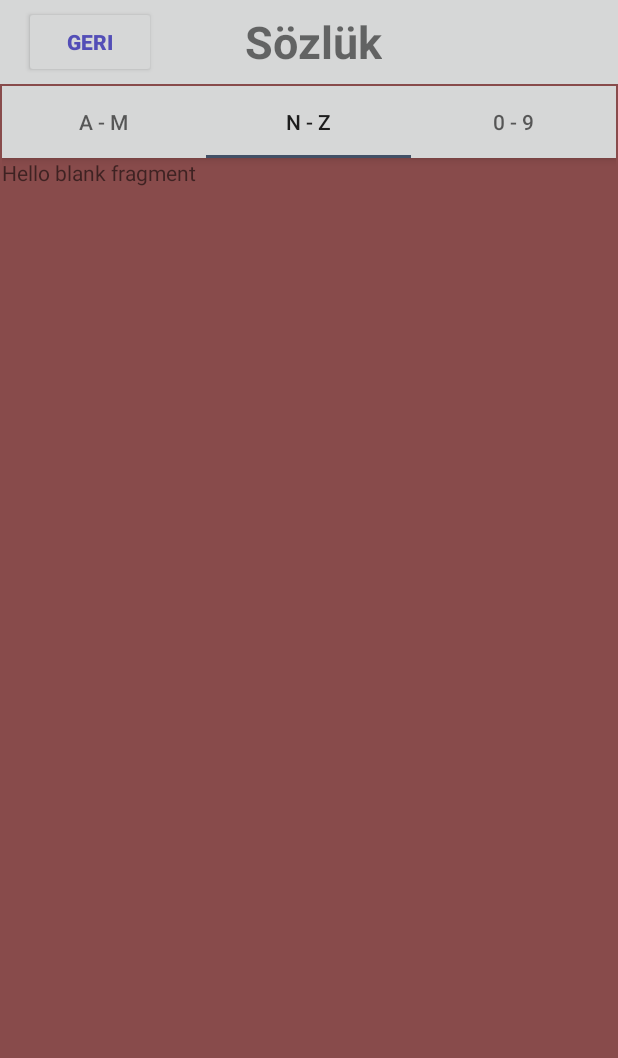
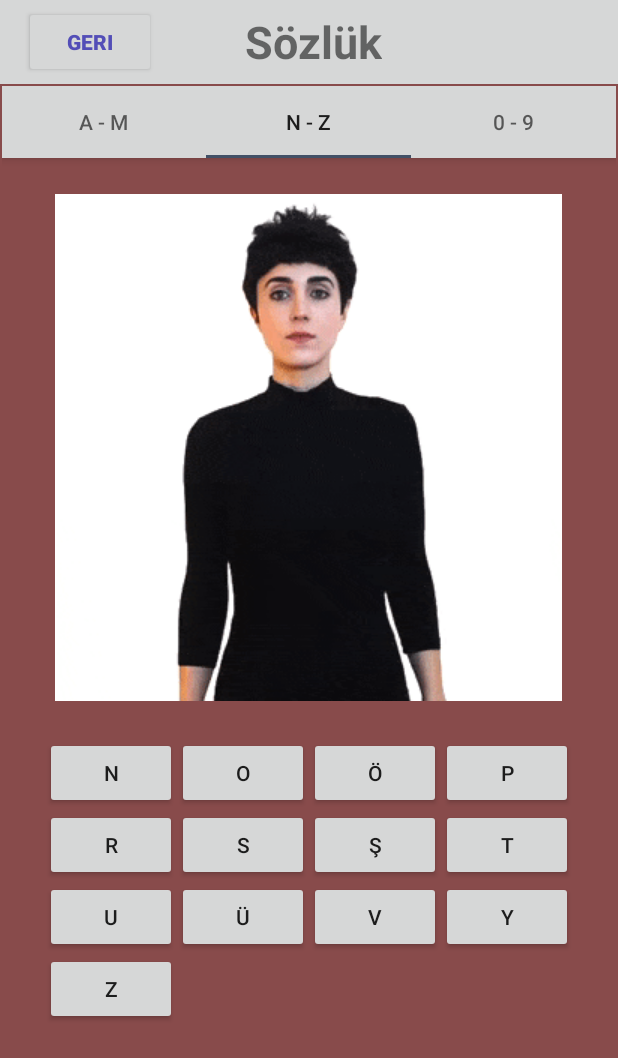
Before and after one commit to BatuhanGunes/signLanguageConverter-Android, an Android app: the Tab1 screen opened directly, with no data from a screen before it, tab 2 chosen, on a phone screen of 412 x 824 dp. Shown: the top 1058 px of the screen. Run offline under Robolectric (Android 15) with nearby library versions, the phone set to English and light mode, and no system bars.

Commit message:
Change tab2 fragment desing

```diff
--- a/android/app/src/main/res/layout/fragment_tab2.xml
+++ b/android/app/src/main/res/layout/fragment_tab2.xml
@@ -1,14 +1,137 @@
 <?xml version="1.0" encoding="utf-8"?>
 <FrameLayout xmlns:android="http://schemas.android.com/apk/res/android"
+    xmlns:app="http://schemas.android.com/apk/res-auto"
     xmlns:tools="http://schemas.android.com/tools"
     android:layout_width="match_parent"
     android:layout_height="match_parent"
     tools:context=".myappview.viewpager.Tab2">
 
-    <!-- TODO: Update blank fragment layout -->
-    <TextView
+    <LinearLayout
         android:layout_width="match_parent"
         android:layout_height="match_parent"
-        android:text="@string/hello_blank_fragment" />
+        android:orientation="vertical">
 
+        <pl.droidsonroids.gif.GifImageView
+            android:id="@+id/gifImageViewSign"
+            android:layout_width="wrap_content"
+            android:layout_height="wrap_content"
+            android:layout_gravity="center_horizontal"
+            android:layout_marginTop="24dp"
+            android:src="@drawable/sign_n" />
+
+        <androidx.gridlayout.widget.GridLayout
+            app:columnCount="4"
+            app:rowCount="4"
+            android:layout_width="wrap_content"
+            android:layout_height="wrap_content"
+            android:layout_gravity="center_horizontal"
+            android:layout_marginStart="0dp"
+            android:layout_marginTop="24dp">
+
+            <Button
+                android:id="@+id/buttonA"
+                android:layout_width="wrap_content"
+                android:layout_height="wrap_content"
+                android:text="@string/n"
+                app:layout_column="0"
+                app:layout_row="0" />
+
+            <Button
+                android:id="@+id/buttonB"
+                android:layout_width="wrap_content"
+                android:layout_height="wrap_content"
+                android:text="@string/o"
+                app:layout_column="1"
+                app:layout_row="0" />
+
+            <Button
+                android:id="@+id/buttonC"
+                android:layout_width="wrap_content"
+                android:layout_height="wrap_content"
+                android:text="@string/oo"
+                app:layout_column="2"
+                app:layout_row="0" />
+
+            <Button
+                android:id="@+id/buttonCC"
+                android:layout_width="wrap_content"
+                android:layout_height="wrap_content"
+                android:text="@string/p"
+                app:layout_column="3"
+                app:layout_row="0" />
+
+            <Button
+                android:id="@+id/buttonD"
+                android:layout_width="wrap_content"
+                android:layout_height="wrap_content"
+                android:text="@string/r"
+                app:layout_column="0"
+                app:layout_row="1" />
+
+            <Button
+                android:id="@+id/buttonE"
+                android:layout_width="wrap_content"
+                android:layout_height="wrap_content"
+                android:text="@string/s"
+                app:layout_column="1"
+                app:layout_row="1" />
+
+            <Button
+                android:id="@+id/buttonF"
+                android:layout_width="wrap_content"
+                android:layout_height="wrap_content"
+                android:text="@string/ss"
+                app:layout_column="2"
+                app:layout_row="1" />
+
+            <Button
+                android:id="@+id/buttonG"
+                android:layout_width="wrap_content"
+                android:layout_height="wrap_content"
+                android:text="@string/t"
+                app:layout_column="3"
+                app:layout_row="1" />
+
+            <Button
+                android:id="@+id/buttonGG"
+                android:layout_width="wrap_content"
+                android:layout_height="wrap_content"
+                android:text="@string/u"
+                app:layout_column="0"
+                app:layout_row="2" />
+
+            <Button
+                android:id="@+id/buttonH"
+                android:layout_width="wrap_content"
+                android:layout_height="wrap_content"
+                android:text="@string/uu"
+                app:layout_column="1"
+                app:layout_row="2" />
+
+            <Button
+                android:id="@+id/buttonI"
+                android:layout_width="wrap_content"
+                android:layout_height="wrap_content"
+                android:text="@string/v"
+                app:layout_column="2"
+                app:layout_row="2" />
+
+            <Button
+                android:id="@+id/buttonII"
+                android:layout_width="wrap_content"
+                android:layout_height="wrap_content"
+                android:text="@string/y"
+                app:layout_column="3"
+                app:layout_row="2" />
+
+            <Button
+                android:id="@+id/buttonJ"
+                android:layout_width="wrap_content"
+                android:layout_height="wrap_content"
+                android:text="@string/z"
+                app:layout_column="0"
+                app:layout_row="3" />
+
+        </androidx.gridlayout.widget.GridLayout>
+    </LinearLayout>
 </FrameLayout>
--- a/android/app/src/main/res/values/strings.xml
+++ b/android/app/src/main/res/values/strings.xml
@@ -51,4 +51,17 @@
     <string name="k">K</string>
     <string name="l">L</string>
     <string name="m">M</string>
+    <string name="n">N</string>
+    <string name="t">T</string>
+    <string name="uu">Ü</string>
+    <string name="u">U</string>
+    <string name="r">R</string>
+    <string name="oo">Ö</string>
+    <string name="o">O</string>
+    <string name="p">P</string>
+    <string name="s">S</string>
+    <string name="ss">Ş</string>
+    <string name="v">V</string>
+    <string name="y">Y</string>
+    <string name="z">Z</string>
 </resources>
```
